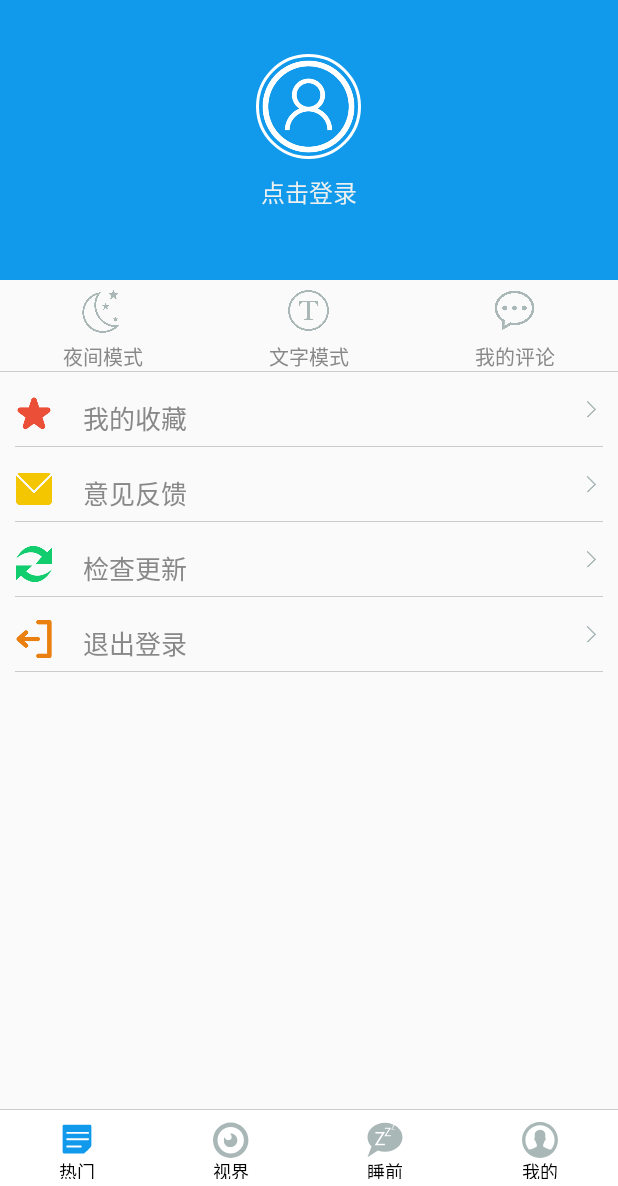
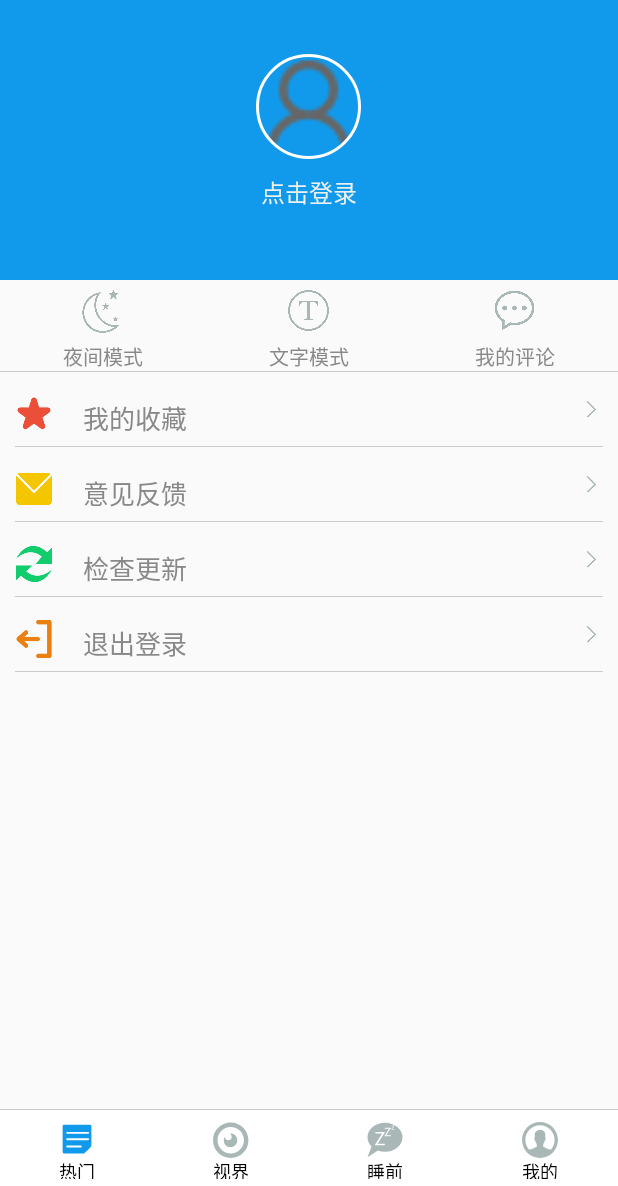
Before and after one commit to OldDriverHome/QuiltNews-Plus, an Android app: the fragment PersonalCenterFragment placed in its activity, on a phone screen of 412 x 824 dp, the part 50-1236 px from its top. Run offline under Robolectric (Android 15) with nearby library versions, the phone set to English and light mode, and no system bars; our stand-ins replace CircleImageView; libraries missing offline, so code that uses them is left out: cn.finalteam.rxgalleryfinal, com.jude.easyrecyclerview, com.jude.rollviewpager; pictures from the network do not load; 15 statements that could not run were skipped.

Commit message:
完成头像功能

```diff
--- a/app/src/main/java/com/xushuzhan/quiltnews/presenter/PersonalCenterPresenter.java
+++ b/app/src/main/java/com/xushuzhan/quiltnews/presenter/PersonalCenterPresenter.java
@@ -8,6 +8,7 @@ import android.view.View;
 import com.avos.avoscloud.AVException;
 import com.avos.avoscloud.AVObject;
 import com.avos.avoscloud.AVQuery;
+import com.avos.avoscloud.AVUser;
 import com.avos.avoscloud.GetCallback;
 import com.xushuzhan.quiltnews.APP;
 import com.xushuzhan.quiltnews.modle.network.config.UserInfo;
@@ -47,7 +48,7 @@ public class PersonalCenterPresenter {
     }
 
     public void signOut() {
-        if (UserInfo.isNormalLogin || UserInfo.isQQLogin) {
+       /* if (UserInfo.isNormalLogin || UserInfo.isQQLogin) {
             SharedPreferenceUtils.putString(APP.getAppContext(), UserInfo.ACCOUNT, null);
             SharedPreferenceUtils.putString(APP.getAppContext(), UserInfo.PASSWORD, null);
             SharedPreferenceUtils.putString(APP.getAppContext(), UserInfo.NICKNAME, null);
@@ -60,7 +61,8 @@ public class PersonalCenterPresenter {
             UserInfo.isNormalLogin = false;
         } else {
             iPersonalCenterView.showToast("请登录后再试");
-        }
+        }*/
+        AVUser.logOut();
     }
 
     public void editNickName() {
--- a/app/src/main/java/com/xushuzhan/quiltnews/ui/fragment/bottom/PersonalCenterFragment.java
+++ b/app/src/main/java/com/xushuzhan/quiltnews/ui/fragment/bottom/PersonalCenterFragment.java
@@ -15,6 +15,12 @@ import android.widget.RelativeLayout;
 import android.widget.TextView;
 import android.widget.Toast;
 
+import com.avos.avoscloud.AVException;
+import com.avos.avoscloud.AVFile;
+import com.avos.avoscloud.AVUser;
+import com.avos.avoscloud.ProgressCallback;
+import com.avos.avoscloud.SaveCallback;
+import com.bumptech.glide.Glide;
 import com.xushuzhan.quiltnews.R;
 import com.xushuzhan.quiltnews.modle.network.config.NewsInfo;
 import com.xushuzhan.quiltnews.modle.network.config.UserInfo;
@@ -23,6 +29,8 @@ import com.xushuzhan.quiltnews.ui.activity.LoginActivity;
 import com.xushuzhan.quiltnews.ui.activity.MyCollectionActivity;
 import com.xushuzhan.quiltnews.ui.activity.MyDiscussActivity;
 import com.xushuzhan.quiltnews.ui.iview.IpersonalCenterView;
+
+import java.io.FileNotFoundException;
 
 import cn.finalteam.rxgalleryfinal.RxGalleryFinal;
 import cn.finalteam.rxgalleryfinal.imageloader.ImageLoaderType;
@@ -52,7 +60,7 @@ public class PersonalCenterFragment extends Fragment implements View.OnClickList
     ImageView ReadModeIV;
     TextView ReadModeTV;
     PersonalCenterPresenter personalCenterPresenter;
-    boolean isLogin = false;
+    boolean isLogin;
 
     @Nullable
     @Override
@@ -61,6 +69,21 @@ public class PersonalCenterFragment extends Fragment implements View.OnClickList
         initView();
         personalCenterPresenter = new PersonalCenterPresenter(this);
         personalCenterPresenter.setHeadPicture();
+        isLogin = AVUser.getCurrentUser() != null;
+        setupNewHeadPicture();
+        loadHeadPicture();
+        String nickNameToText = isLogin ? "输入昵称" : "点击登录";
+        nickName.setText(nickNameToText);
+        nickName.setOnClickListener(new View.OnClickListener() {
+            @Override
+            public void onClick(View v) {
+                if (isLogin) {
+                    personalCenterPresenter.editNickName();
+                } else {
+                    personalCenterPresenter.intentToLoginActivity();
+                }
+            }
+        });
         return view;
     }
 
@@ -89,11 +112,6 @@ public class PersonalCenterFragment extends Fragment implements View.OnClickList
         nickName = (TextView) view.findViewById(R.id.personal_certen_login_now);
         signOut = (RelativeLayout) view.findViewById(R.id.rl_pc_sign_out);
         signOut.setOnClickListener(this);
-        try {
-            checkInfo();
-        } catch (Exception e) {
-            Log.d(TAG, "initView: " + e.getMessage());
-        }
     }
 
 
@@ -122,7 +140,7 @@ public class PersonalCenterFragment extends Fragment implements View.OnClickList
                 break;
             case R.id.iv_user_center_login:
             case R.id.personal_certen_login_now:
-                personalCenterPresenter.intentToLoginActivity();
+                //personalCenterPresenter.intentToLoginActivity();
                 break;
             case R.id.rl_pc_my_collect:
                 startActivity(new Intent(getContext(), MyCollectionActivity.class));
@@ -137,8 +155,10 @@ public class PersonalCenterFragment extends Fragment implements View.OnClickList
                 personalCenterPresenter.checkUpdate();
                 break;
             case R.id.rl_pc_sign_out:
-                personalCenterPresenter.hintHeadPicture();
-                personalCenterPresenter.signOut();
+                if (isLogin) {
+                    AVUser.logOut();
+                    Toast.makeText(getActivity(), "退出登录成功", Toast.LENGTH_SHORT).show();
+                }
                 break;
             case R.id.iv_edit_nick_name:
                 personalCenterPresenter.editNickName();
@@ -159,24 +179,30 @@ public class PersonalCenterFragment extends Fragment implements View.OnClickList
 
     @Override
     public void setHeadPicture() {
-        if (isLogin) {
-            setupNewHeadPicture();
-        }
         if (UserInfo.isNormalLogin) {
-            userLogin.setImageResource(R.drawable.touxiang);
-            nickName.setClickable(false);
-            nickName.setText(UserInfo.nickName);
+            //nickName.setClickable(false);
+            //nickName.setText(UserInfo.nickName);
         } else if (UserInfo.isQQLogin) {
-            userLogin.setImageResource(R.drawable.touxiang);
             personalCenterPresenter.setQQNickName();
-            nickName.setClickable(false);
+            //nickName.setClickable(false);
             editNickName.setVisibility(View.INVISIBLE);
         }
         if (UserInfo.nickName != null && UserInfo.nickName.equals("匿名用户")) {
-            userLogin.setImageResource(R.drawable.touxiang);
-            nickName.setClickable(false);
-            nickName.setText(UserInfo.nickName);
+            //nickName.setClickable(false);
+            //nickName.setText(UserInfo.nickName);
             editNickName.setVisibility(View.VISIBLE);
+        }
+    }
+
+    private void loadHeadPicture() {
+        if (AVUser.getCurrentUser() == null) {
+            Glide.with(getActivity()).load(R.drawable.user).into(userLogin);
+        } else {
+            if (AVUser.getCurrentUser().get("face_picture") == null) {
+                Glide.with(getActivity()).load(R.drawable.user).into(userLogin);
+            } else {
+                Glide.with(getActivity()).load(AVUser.getCurrentUser().get("face_picture")).into(userLogin);
+            }
         }
     }
 
@@ -203,10 +229,10 @@ public class PersonalCenterFragment extends Fragment implements View.OnClickList
                 builder.show();
             }
         });*/
+        if (isLogin) {
             userLogin.setOnClickListener(new View.OnClickListener() {
                 @Override
                 public void onClick(View v) {
-                Log.d(TAG, "onClick: "+isLogin);
                     RxGalleryFinal
                             .with(getActivity())
                             .image()
@@ -217,21 +243,60 @@ public class PersonalCenterFragment extends Fragment implements View.OnClickList
                                 @Override
                                 protected void onEvent(ImageRadioResultEvent imageRadioResultEvent)
                                         throws Exception {
-
+                                    upLodeToLeanCloud(imageRadioResultEvent);
                                 }
                             })
                             .openGallery();
                 }
             });
+        } else {
+            try {
+                checkInfo();
+            } catch (Exception e) {
+                Log.d(TAG, "initView: " + e.getMessage());
+            }
+            userLogin.setOnClickListener(new View.OnClickListener() {
+                @Override
+                public void onClick(View v) {
+                    personalCenterPresenter.intentToLoginActivity();
+                }
+            });
+        }
+    }
+
+    private void upLodeToLeanCloud(ImageRadioResultEvent imageRadioResultEvent) throws FileNotFoundException {
+        String fileName = AVUser.getCurrentUser().getObjectId();
+        final String pictureUri = imageRadioResultEvent.getResult().getCropPath();
+        final AVFile userPicture = AVFile.withAbsoluteLocalPath(fileName, pictureUri);
+        userPicture.saveInBackground(new SaveCallback() {
+            @Override
+            public void done(AVException e) {
+                Log.d(TAG, "done: 保存头像成功");
+                AVUser.getCurrentUser().put("face_picture", userPicture.getUrl());
+                Glide.with(getActivity()).load(pictureUri).into(userLogin);
+                // TODO: 2016/9/9 取消进度条
+            }
+        }, new ProgressCallback() {
+            @Override
+            public void done(Integer integer) {
+                showDialog(integer);
+            }
+        });
+    }
+
+    private void showDialog(Integer integer) {
+        // TODO: 2016/9/9 头像上传进度条
     }
 
     @Override
     public void hintHeadPicture() {
+        if (!isLogin) {
             userLogin.setImageResource(R.drawable.personl_certen_user);
             userLogin.setClickable(true);
-        nickName.setClickable(true);
-        nickName.setText(getResources().getText(R.string.login_now));
+            //nickName.setClickable(true);
+            //nickName.setText(getResources().getText(R.string.login_now));
             editNickName.setVisibility(View.INVISIBLE);
+        }
     }
 
     @Override
@@ -243,7 +308,6 @@ public class PersonalCenterFragment extends Fragment implements View.OnClickList
     public Activity getMyActivity() {
         return PersonalCenterFragment.this.getActivity();
     }
-
 
     @Override
     public void hintEditNickButton() {
@@ -263,7 +327,6 @@ public class PersonalCenterFragment extends Fragment implements View.OnClickList
 
     private void checkInfo() {
         if ((UserInfo.isQQLogin || UserInfo.isNormalLogin)) {
-            isLogin = true;
             if (!UserInfo.nickName.equals(getResources().getText(R.string.hint_user))) {
                 userLogin.setClickable(false);
                 editNickName.setVisibility(View.INVISIBLE);
```
Lines whose indentation alone changed are shown as unchanged.
